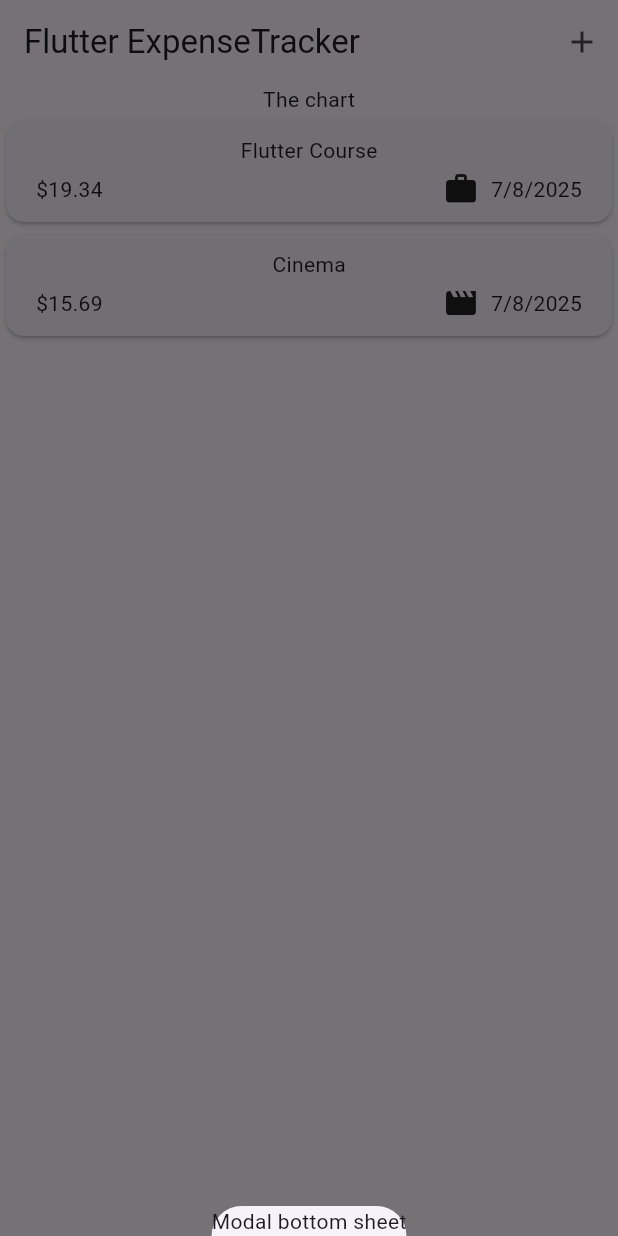
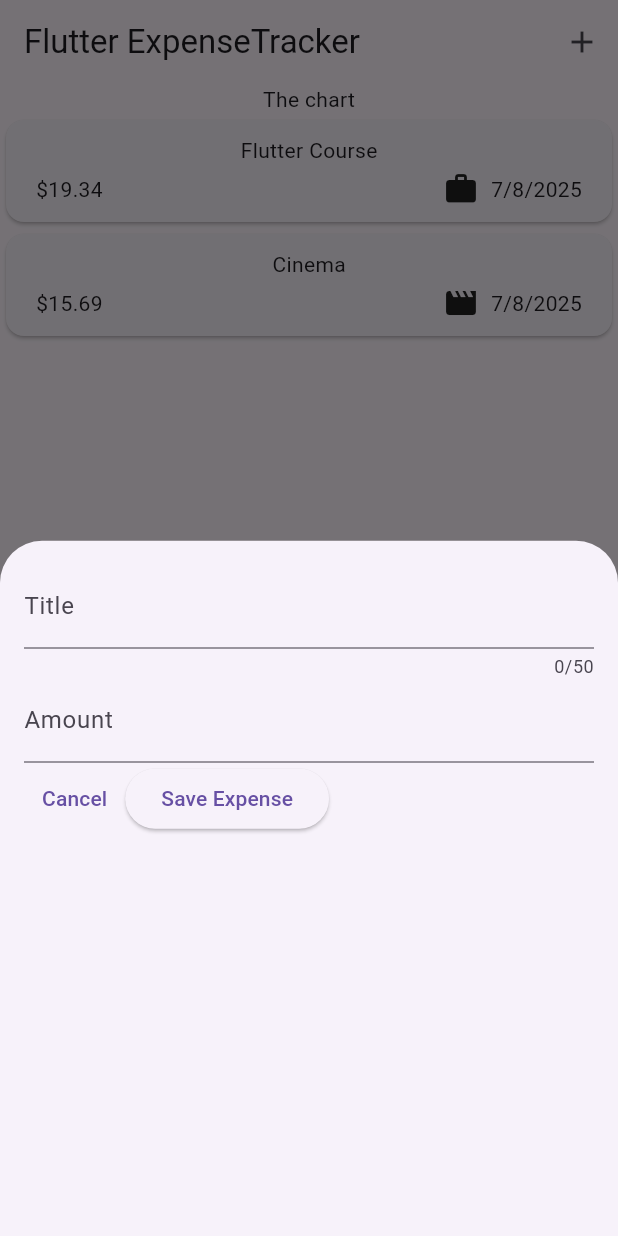
Before and after one commit to Gaslandie/expense_tracker_flutter, a Flutter app: the screen it shows after launch, after a tap on the "add" icon, on a phone screen of 412 x 824 dp. Run offline on Flutter 3.47's test engine with Material 3 defaults, Android fonts, the phone set to English and light mode, and no system bars.

Commit message:
ajout nouvelle depense,Input text title, amount, ajout bouton cancel et save expense

```diff
--- a/lib/widgets/expenses.dart
+++ b/lib/widgets/expenses.dart
@@ -1,5 +1,6 @@
 import 'package:expense_tracker/widgets/expenses_list/expenses_list.dart';
 import 'package:expense_tracker/models/expense.dart';
+import 'package:expense_tracker/widgets/new_expense.dart';
 import 'package:flutter/material.dart';
 
 class Expenses extends StatefulWidget {
@@ -29,7 +30,7 @@ class _ExpensesState extends State<Expenses> {
   void _openAddExpenseOverlay() {
     showModalBottomSheet(
       context: context,
-      builder: (ctx) => Text('Modal bottom sheet'),
+      builder: (ctx) => NewExpense(),
     );
   }
 
--- a/lib/widgets/new_expense.dart
+++ b/lib/widgets/new_expense.dart
@@ -0,0 +1,58 @@
+import 'package:flutter/material.dart';
+
+class NewExpense extends StatefulWidget {
+  const NewExpense({super.key});
+  @override
+  State<NewExpense> createState() {
+    return _NewExpenseState();
+  }
+}
+
+class _NewExpenseState extends State<NewExpense> {
+  final _titleController = TextEditingController();
+  final _amountController = TextEditingController();
+
+  @override
+  void dispose() {
+    _titleController.dispose();
+    _amountController.dispose();
+    super.dispose();
+  }
+
+  @override
+  Widget build(BuildContext context) {
+    return Padding(
+      padding: const EdgeInsets.all(16),
+      child: Column(
+        children: [
+          TextField(
+            controller: _titleController,
+            maxLength: 50,
+            decoration: InputDecoration(label: Text('Title')),
+          ),
+          TextField(
+            keyboardType: TextInputType.number,
+            controller: _amountController,
+            decoration: InputDecoration(prefixText:'\$',label:Text('Amount')),
+          ),
+
+          Row(
+            children: [
+              TextButton(
+                onPressed: (){},
+                child: const Text('Cancel'),
+              ),
+              ElevatedButton(
+                onPressed: () {
+                  print(_titleController.text);
+                  print(_amountController.text);
+                },
+                child: Text('Save Expense'),
+              ),
+            ],
+          ),
+        ],
+      ),
+    );
+  }
+}
```
